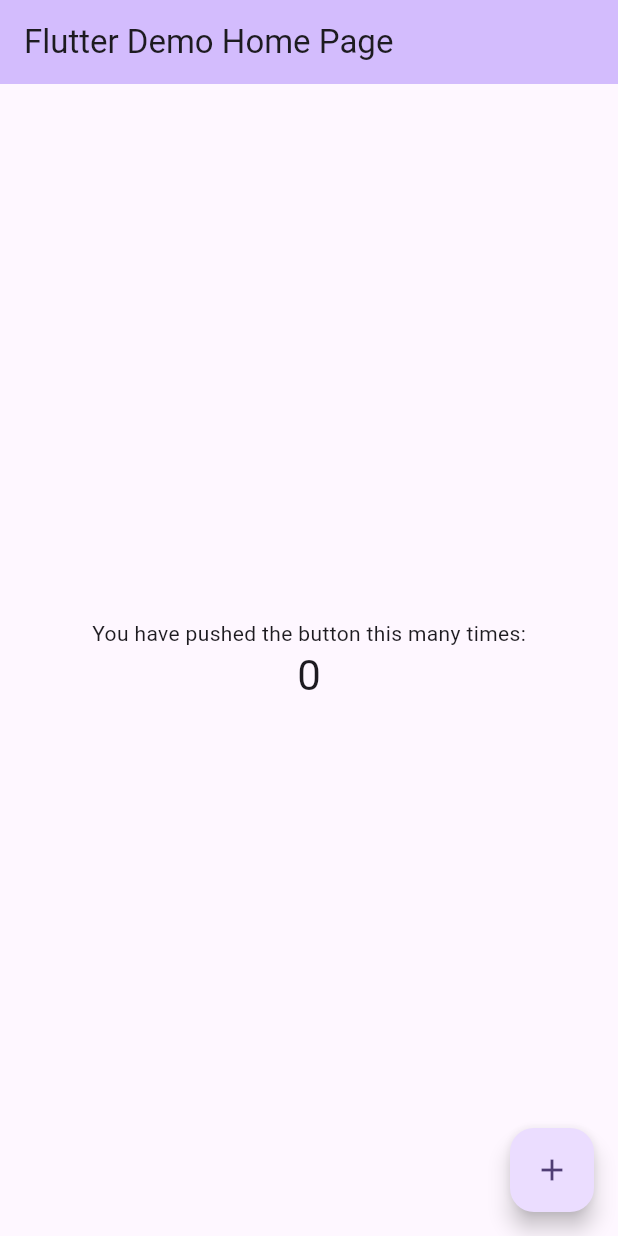
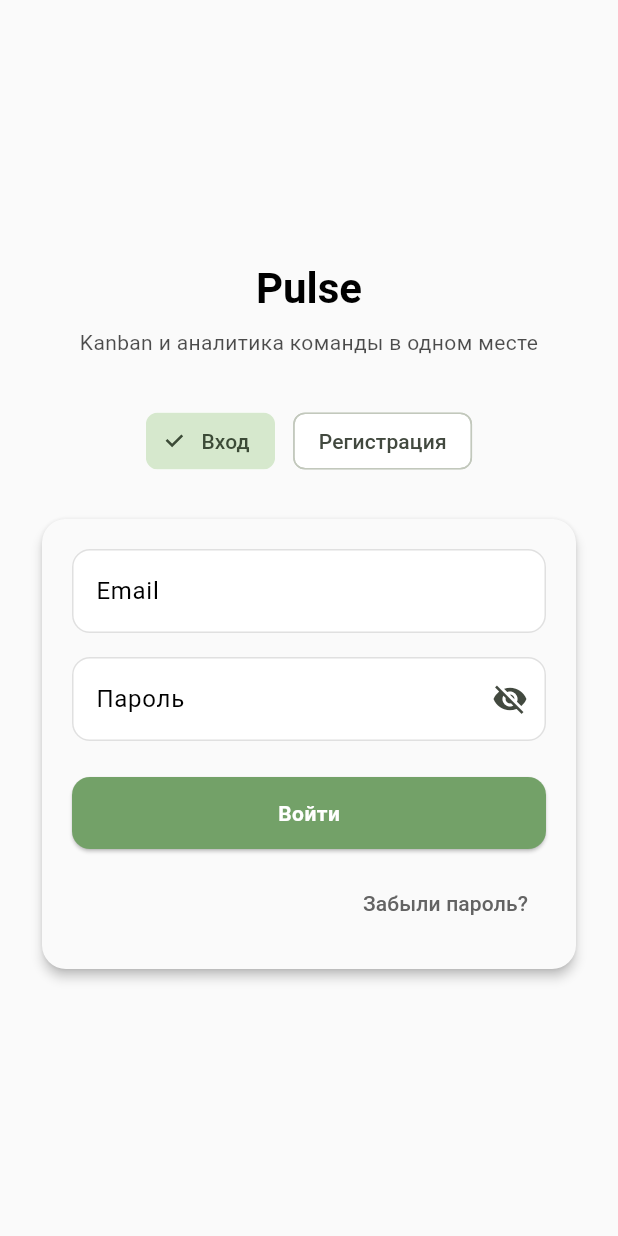
Before and after one commit to n1wak1/Pulse, a Flutter app: the screen it shows after launch, on a phone screen of 412 x 824 dp. Run offline on Flutter 3.47's test engine with Material 3 defaults, Android fonts, the phone set to English and light mode, and no system bars.

Commit message:
Добавил экран авторизации

```diff
--- a/lib/main.dart
+++ b/lib/main.dart
@@ -1,4 +1,10 @@
 import 'package:flutter/material.dart';
+import 'screens/login_screen.dart';
+
+const Color kPrimaryColor = Color(0xFF73A168);
+const Color kBackgroundColor = Color(0xFFFAFAFA);
+const Color kTextColor = Color(0xFF000000);
+const Color kActionButtonColor = Color(0xFF636363);
 
 void main() {
   runApp(const MyApp());
@@ -7,116 +13,73 @@ void main() {
 class MyApp extends StatelessWidget {
   const MyApp({super.key});
 
-  // This widget is the root of your application.
   @override
   Widget build(BuildContext context) {
+    final baseTextTheme = ThemeData.light().textTheme.apply(
+          bodyColor: kTextColor,
+          displayColor: kTextColor,
+        );
+
     return MaterialApp(
-      title: 'Flutter Demo',
+      title: 'Pulse',
+      debugShowCheckedModeBanner: false,
       theme: ThemeData(
-        // This is the theme of your application.
-        //
-        // TRY THIS: Try running your application with "flutter run". You'll see
-        // the application has a purple toolbar. Then, without quitting the app,
-        // try changing the seedColor in the colorScheme below to Colors.green
-        // and then invoke "hot reload" (save your changes or press the "hot
-        // reload" button in a Flutter-supported IDE, or press "r" if you used
-        // the command line to start the app).
-        //
-        // Notice that the counter didn't reset back to zero; the application
-        // state is not lost during the reload. To reset the state, use hot
-        // restart instead.
-        //
-        // This works for code too, not just values: Most code changes can be
-        // tested with just a hot reload.
-        colorScheme: ColorScheme.fromSeed(seedColor: Colors.deepPurple),
+        colorScheme: ColorScheme.fromSeed(
+          seedColor: kPrimaryColor,
+          primary: kPrimaryColor,
+          secondary: kActionButtonColor,
+          background: kBackgroundColor,
+          surface: Colors.white,
+          onPrimary: Colors.white,
+          onSecondary: Colors.white,
+          onBackground: kTextColor,
+          onSurface: kTextColor,
+        ),
+        scaffoldBackgroundColor: kBackgroundColor,
+        textTheme: baseTextTheme,
+        inputDecorationTheme: InputDecorationTheme(
+          filled: true,
+          fillColor: Colors.white,
+          labelStyle: const TextStyle(color: kTextColor),
+          border: OutlineInputBorder(
+            borderRadius: BorderRadius.circular(12),
+            borderSide: const BorderSide(color: Color(0xFFE0E0E0)),
+          ),
+          enabledBorder: OutlineInputBorder(
+            borderRadius: BorderRadius.circular(12),
+            borderSide: const BorderSide(color: Color(0xFFE0E0E0)),
+          ),
+          focusedBorder: OutlineInputBorder(
+            borderRadius: BorderRadius.circular(12),
+            borderSide: const BorderSide(color: kPrimaryColor, width: 1.6),
+          ),
+        ),
+        elevatedButtonTheme: ElevatedButtonThemeData(
+          style: ElevatedButton.styleFrom(
+            backgroundColor: kPrimaryColor,
+            foregroundColor: Colors.white,
+            shape: RoundedRectangleBorder(
+              borderRadius: BorderRadius.circular(12),
+            ),
+            textStyle: const TextStyle(
+              fontWeight: FontWeight.w600,
+              letterSpacing: 0.3,
+            ),
+          ),
+        ),
+        textButtonTheme: TextButtonThemeData(
+          style: TextButton.styleFrom(
+            foregroundColor: kActionButtonColor,
+          ),
+        ),
+        appBarTheme: const AppBarTheme(
+          backgroundColor: kPrimaryColor,
+          foregroundColor: Colors.white,
+          elevation: 0,
+        ),
       ),
-      home: const MyHomePage(title: 'Flutter Demo Home Page'),
+      // При каждом запуске приложения показываем экран логина
+      home: const LoginScreen(),
     );
   }
 }
-
-class MyHomePage extends StatefulWidget {
-  const MyHomePage({super.key, required this.title});
-
-  // This widget is the home page of your application. It is stateful, meaning
-  // that it has a State object (defined below) that contains fields that affect
-  // how it looks.
-
-  // This class is the configuration for the state. It holds the values (in this
-  // case the title) provided by the parent (in this case the App widget) and
-  // used by the build method of the State. Fields in a Widget subclass are
-  // always marked "final".
-
-  final String title;
-
-  @override
-  State<MyHomePage> createState() => _MyHomePageState();
-}
-
-class _MyHomePageState extends State<MyHomePage> {
-  int _counter = 0;
-
-  void _incrementCounter() {
-    setState(() {
-      // This call to setState tells the Flutter framework that something has
-      // changed in this State, which causes it to rerun the build method below
-      // so that the display can reflect the updated values. If we changed
-      // _counter without calling setState(), then the build method would not be
-      // called again, and so nothing would appear to happen.
-      _counter++;
-    });
-  }
-
-  @override
-  Widget build(BuildContext context) {
-    // This method is rerun every time setState is called, for instance as done
-    // by the _incrementCounter method above.
-    //
-    // The Flutter framework has been optimized to make rerunning build methods
-    // fast, so that you can just rebuild anything that needs updating rather
-    // than having to individually change instances of widgets.
-    return Scaffold(
-      appBar: AppBar(
-        // TRY THIS: Try changing the color here to a specific color (to
-        // Colors.amber, perhaps?) and trigger a hot reload to see the AppBar
-        // change color while the other colors stay the same.
-        backgroundColor: Theme.of(context).colorScheme.inversePrimary,
-        // Here we take the value from the MyHomePage object that was created by
-        // the App.build method, and use it to set our appbar title.
-        title: Text(widget.title),
-      ),
-      body: Center(
-        // Center is a layout widget. It takes a single child and positions it
-        // in the middle of the parent.
-        child: Column(
-          // Column is also a layout widget. It takes a list of children and
-          // arranges them vertically. By default, it sizes itself to fit its
-          // children horizontally, and tries to be as tall as its parent.
-          //
-          // Column has various properties to control how it sizes itself and
-          // how it positions its children. Here we use mainAxisAlignment to
-          // center the children vertically; the main axis here is the vertical
-          // axis because Columns are vertical (the cross axis would be
-          // horizontal).
-          //
-          // TRY THIS: Invoke "debug painting" (choose the "Toggle Debug Paint"
-          // action in the IDE, or press "p" in the console), to see the
-          // wireframe for each widget.
-          mainAxisAlignment: MainAxisAlignment.center,
-          children: <Widget>[
-            const Text('You have pushed the button this many times:'),
-            Text(
-              '$_counter',
-              style: Theme.of(context).textTheme.headlineMedium,
-            ),
-          ],
-        ),
-      ),
-      floatingActionButton: FloatingActionButton(
-        onPressed: _incrementCounter,
-        tooltip: 'Increment',
-        child: const Icon(Icons.add),
-      ), // This trailing comma makes auto-formatting nicer for build methods.
-    );
-  }
-}
--- /dev/null
+++ b/lib/screens/login_screen.dart
@@ -0,0 +1,274 @@
+import 'package:flutter/material.dart';
+
+class LoginScreen extends StatefulWidget {
+  const LoginScreen({super.key});
+
+  @override
+  State<LoginScreen> createState() => _LoginScreenState();
+}
+
+class _LoginScreenState extends State<LoginScreen> {
+  final _formKey = GlobalKey<FormState>();
+  final _emailController = TextEditingController();
+  final _passwordController = TextEditingController();
+
+  bool _isLoginMode = true;
+  bool _isLoading = false;
+  bool _obscurePassword = true;
+
+  @override
+  void dispose() {
+    _emailController.dispose();
+    _passwordController.dispose();
+    super.dispose();
+  }
+
+  Future<void> _submit() async {
+    if (!_formKey.currentState!.validate()) return;
+
+    setState(() {
+      _isLoading = true;
+    });
+
+    try {
+      // TODO: Подключить API авторизации/регистрации через Firebase
+      //
+      // Процесс:
+      // 1. Приложение отправляет email и password на бэкенд
+      // 2. Бэкенд авторизует пользователя в Firebase
+      // 3. Бэкенд возвращает токен (Firebase ID Token или JWT)
+      // 4. Приложение сохраняет токен и переходит на экран с задачами
+      //
+      // Для логина: POST /api/auth/login
+      // Для регистрации: POST /api/auth/register
+      //
+      // Пример запроса для логина:
+      // final email = _emailController.text.trim();
+      // final password = _passwordController.text;
+      // final response = await http.post(
+      //   Uri.parse('http://localhost:8080/api/auth/login'),
+      //   headers: {'Content-Type': 'application/json'},
+      //   body: jsonEncode({
+      //     'email': email,
+      //     'password': password,
+      //   }),
+      // );
+      //
+      // Пример запроса для регистрации:
+      // final response = await http.post(
+      //   Uri.parse('http://localhost:8080/api/auth/register'),
+      //   headers: {'Content-Type': 'application/json'},
+      //   body: jsonEncode({
+      //     'email': email,
+      //     'password': password,
+      //     'displayName': 'Имя пользователя', // опционально
+      //   }),
+      // );
+      //
+      // После успешной авторизации:
+      // 1. Получить токен из ответа: final token = responseData['token'];
+      // 2. Сохранить токен в безопасное хранилище
+      // 3. Перейти на экран с задачами:
+      //    Navigator.pushReplacement(
+      //      context,
+      //      MaterialPageRoute(builder: (_) => const TaskScreen()),
+      //    );
+
+      // Временная заглушка - имитация задержки
+      await Future.delayed(const Duration(seconds: 1));
+
+      if (!mounted) return;
+
+      // Временное сообщение (замените на реальную логику)
+      ScaffoldMessenger.of(context).showSnackBar(
+        SnackBar(
+          content: Text(
+            _isLoginMode
+                ? 'Успешный вход (подключите API)'
+                : 'Успешная регистрация (подключите API)',
+          ),
+          backgroundColor: Colors.green,
+        ),
+      );
+    } catch (e) {
+      // Обработка ошибок
+      if (!mounted) return;
+      ScaffoldMessenger.of(context).showSnackBar(
+        SnackBar(
+          content: Text('Произошла ошибка: ${e.toString()}'),
+          backgroundColor: Colors.red,
+        ),
+      );
+    } finally {
+      if (mounted) {
+        setState(() {
+          _isLoading = false;
+        });
+      }
+    }
+  }
+
+  @override
+  Widget build(BuildContext context) {
+    final theme = Theme.of(context);
+
+    return Scaffold(
+      body: SafeArea(
+        child: Center(
+          child: SingleChildScrollView(
+            padding: const EdgeInsets.symmetric(horizontal: 24, vertical: 16),
+            child: ConstrainedBox(
+              constraints: const BoxConstraints(maxWidth: 420),
+              child: Column(
+                crossAxisAlignment: CrossAxisAlignment.stretch,
+                children: [
+                  Text(
+                    'Pulse',
+                    style: theme.textTheme.headlineMedium?.copyWith(
+                      fontWeight: FontWeight.bold,
+                    ),
+                    textAlign: TextAlign.center,
+                  ),
+                  const SizedBox(height: 8),
+                  Text(
+                    'Kanban и аналитика команды в одном месте',
+                    style: theme.textTheme.bodyMedium?.copyWith(
+                      color: Colors.black.withOpacity(0.7),
+                    ),
+                    textAlign: TextAlign.center,
+                  ),
+                  const SizedBox(height: 32),
+                  Row(
+                    mainAxisAlignment: MainAxisAlignment.center,
+                    children: [
+                      ChoiceChip(
+                        label: const Text('Вход'),
+                        selected: _isLoginMode,
+                        onSelected: (value) {
+                          if (!value) return;
+                          setState(() {
+                            _isLoginMode = true;
+                          });
+                        },
+                      ),
+                      const SizedBox(width: 12),
+                      ChoiceChip(
+                        label: const Text('Регистрация'),
+                        selected: !_isLoginMode,
+                        onSelected: (value) {
+                          if (!value) return;
+                          setState(() {
+                            _isLoginMode = false;
+                          });
+                        },
+                      ),
+                    ],
+                  ),
+                  const SizedBox(height: 24),
+                  Card(
+                    color: const Color(0xFFFAFAFA),
+                    elevation: 3,
+                    shape: RoundedRectangleBorder(
+                      borderRadius: BorderRadius.circular(16),
+                    ),
+                    child: Padding(
+                      padding: const EdgeInsets.all(20),
+                      child: Form(
+                        key: _formKey,
+                        child: Column(
+                          crossAxisAlignment: CrossAxisAlignment.stretch,
+                          children: [
+                            TextFormField(
+                              controller: _emailController,
+                              keyboardType: TextInputType.emailAddress,
+                              decoration: const InputDecoration(
+                                labelText: 'Email',
+                              ),
+                              validator: (value) {
+                                if (value == null || value.trim().isEmpty) {
+                                  return 'Введите email';
+                                }
+                                if (!value.contains('@')) {
+                                  return 'Некорректный email';
+                                }
+                                return null;
+                              },
+                            ),
+                            const SizedBox(height: 16),
+                            TextFormField(
+                              controller: _passwordController,
+                              obscureText: _obscurePassword,
+                              decoration: InputDecoration(
+                                labelText:
+                                    _isLoginMode ? 'Пароль' : 'Пароль (минимум 6 символов)',
+                                suffixIcon: IconButton(
+                                  icon: Icon(
+                                    _obscurePassword
+                                        ? Icons.visibility_off
+                                        : Icons.visibility,
+                                  ),
+                                  onPressed: () {
+                                    setState(() {
+                                      _obscurePassword = !_obscurePassword;
+                                    });
+                                  },
+                                ),
+                              ),
+                              validator: (value) {
+                                if (value == null || value.isEmpty) {
+                                  return 'Введите пароль';
+                                }
+                                if (value.length < 6) {
+                                  return 'Минимум 6 символов';
+                                }
+                                return null;
+                              },
+                            ),
+                            const SizedBox(height: 24),
+                            SizedBox(
+                              height: 48,
+                              child: ElevatedButton(
+                                onPressed: _isLoading ? null : _submit,
+                                child: _isLoading
+                                    ? const SizedBox(
+                                        width: 20,
+                                        height: 20,
+                                        child: CircularProgressIndicator(
+                                          strokeWidth: 2,
+                                          valueColor:
+                                              AlwaysStoppedAnimation<Color>(Colors.white),
+                                        ),
+                                      )
+                                    : Text(_isLoginMode ? 'Войти' : 'Создать аккаунт'),
+                              ),
+                            ),
+                            if (_isLoginMode) ...[
+                              const SizedBox(height: 12),
+                              Align(
+                                alignment: Alignment.centerRight,
+                                child: TextButton(
+                                  onPressed: () {
+                                    ScaffoldMessenger.of(context).showSnackBar(
+                                      const SnackBar(
+                                        content: Text('Восстановление пароля реализует бекенд'),
+                                      ),
+                                    );
+                                  },
+                                  child: const Text('Забыли пароль?'),
+                                ),
+                              ),
+                            ],
+                          ],
+                        ),
+                      ),
+                    ),
+                  ),
+                ],
+              ),
+            ),
+          ),
+        ),
+      ),
+    );
+  }
+}
--- a/pubspec.yaml
+++ b/pubspec.yaml
@@ -34,6 +34,9 @@ dependencies:
   # The following adds the Cupertino Icons font to your application.
   # Use with the CupertinoIcons class for iOS style icons.
   cupertino_icons: ^1.0.8
+
+  # HTTP client for API calls
+  http: ^1.2.0
 
 dev_dependencies:
   flutter_test:
```
Also changed, not shown: lib/swagger.yaml (added, +1 -0 lines), pubspec.lock.
